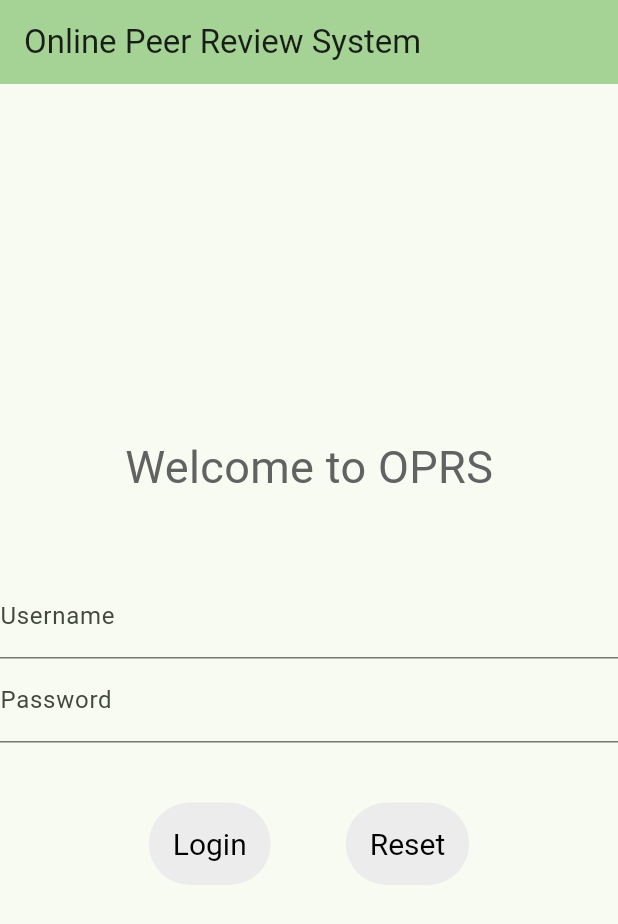
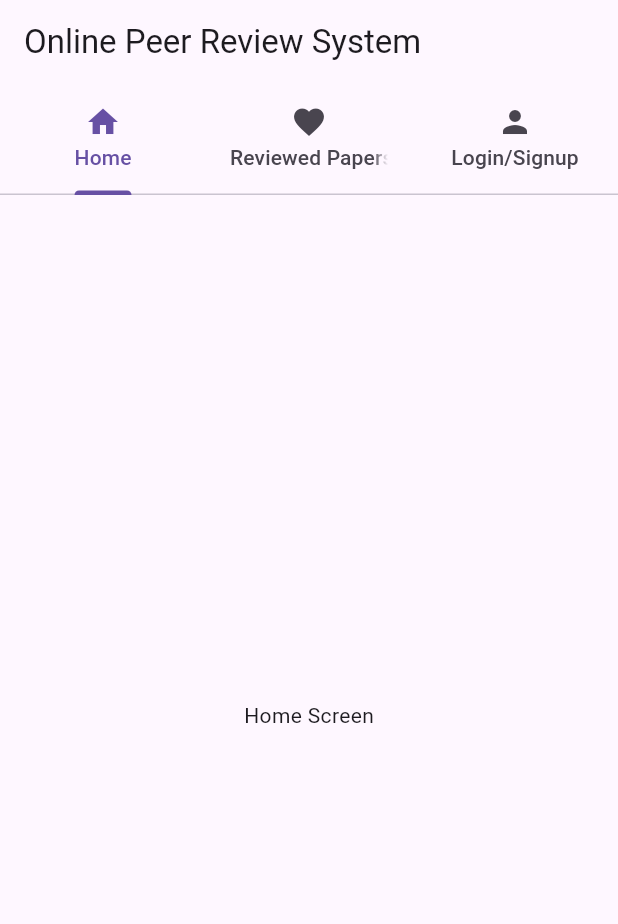
Before and after one commit to Strategists-SWS/OPRS, a Flutter app: the screen it shows after launch, on a phone screen of 412 x 824 dp. Shown: the top 924 px of the screen. Run offline on Flutter 3.47's test engine with Material 3 defaults, Android fonts, the phone set to English and light mode, and no system bars.

Commit message:
Added a navigation bar

```diff
--- a/oprs/lib/main.dart
+++ b/oprs/lib/main.dart
@@ -1,51 +1,86 @@
 import 'package:flutter/material.dart';
-import 'user.dart' as ud;
+import 'package:oprs/public.dart';
 
-void main() {
-  runApp(const MyApp());
-}
+void main() => runApp(const MyApp());
 
 class MyApp extends StatelessWidget {
   const MyApp({super.key});
-
-  // This widget is the root of your application.
   @override
   Widget build(BuildContext context) {
     return MaterialApp(
-      title: 'Flutter Demo',
+      title: 'Online Peer Review System',
       theme: ThemeData(
-        colorScheme: ColorScheme.fromSeed(seedColor: const Color.fromARGB(255, 53, 254, 35)),
-        useMaterial3: true,
+        primarySwatch: Colors.blue,
       ),
-      home: const MyHomePage(title: 'Online Peer Review System'),
+      home: const MyHomePage(),
     );
   }
 }
 
+class MyHomePage extends StatefulWidget {
+  const MyHomePage({super.key});
+  @override
+  // ignore: library_private_types_in_public_api
+  _MyHomePageState createState() => _MyHomePageState();
+}
 
+class _MyHomePageState extends State<MyHomePage> {
+  //int _currentIndex = 0;
 
-class MyHomePage extends StatefulWidget {
-  const MyHomePage({super.key, required this.title});
+  final List<Widget> _tabs = [
+    const HomeScreen(),
+    const Review(),
+    const LoginScreen(title: 'Login'),
+  ];
+
+  @override
+  Widget build(BuildContext context) {
+    return DefaultTabController(
+      length: _tabs.length,
+      child: Scaffold(
+        appBar: AppBar(
+          title: const Text('Online Peer Review System'),
+          shadowColor: Colors.blue,
+          bottom: const TabBar(
+            tabs: [
+              Tab(icon: Icon(Icons.home), text: 'Home'),
+              Tab(icon: Icon(Icons.favorite), text: 'Reviewed Papers'),
+              Tab(icon: Icon(Icons.person), text: 'Login/Signup'),
+            ],
+          ),
+        ),
+        body: TabBarView(
+          children: _tabs,
+        ),
+      ),
+    );
+  }
+}
+
+class HomeScreen extends StatelessWidget {
+  const HomeScreen({super.key});
+  @override
+  Widget build(BuildContext context) {
+    return const Center(
+      child: Text('Home Screen'),
+    );
+  }
+}
+
+class LoginScreen extends StatefulWidget {
+  const LoginScreen({super.key, required this.title});
   final String title;
 
   @override
-  State<MyHomePage> createState() => _MyHomePageState();
+  State<LoginScreen> createState() => MyLoginPage();
 }
 
-class _MyHomePageState extends State<MyHomePage> {
+class MyLoginPage extends State<LoginScreen> {
   final username = TextEditingController();
   final password = TextEditingController();
 
-  void login(){
-    for(int i=0;i<ud.users.length;i++)
-    {
-      if(ud.users[i].username!=username.text)
-      print('Username Mismatch');
-      else if(ud.users[i].password!=password.text)
-      print('Password Mismatch');
-      else
-      print('Match');
-    }
+  void login() {
+    print("here");
   }
 
   @override
@@ -60,9 +95,9 @@ class _MyHomePageState extends State<MyHomePage> {
           mainAxisAlignment: MainAxisAlignment.center,
           children: <Widget>[
             const Text(
-              style: TextStyle(fontSize: 30, color: Color.fromARGB(255, 98, 98, 98)),
-              'Welcome to OPRS'
-            ),
+                style: TextStyle(
+                    fontSize: 30, color: Color.fromARGB(255, 98, 98, 98)),
+                'Welcome to OPRS'),
             const SizedBox(
               height: 50,
             ),
@@ -70,9 +105,7 @@ class _MyHomePageState extends State<MyHomePage> {
               width: 1000.0,
               child: TextFormField(
                 decoration: const InputDecoration(
-                border: UnderlineInputBorder(),
-                labelText: 'Username'
-              ),
+                    border: UnderlineInputBorder(), labelText: 'Username'),
                 controller: username,
               ),
             ),
@@ -80,16 +113,12 @@ class _MyHomePageState extends State<MyHomePage> {
               width: 1000.0,
               child: TextFormField(
                 decoration: const InputDecoration(
-                border: UnderlineInputBorder(),
-                labelText: 'Password'
-              ),
+                    border: UnderlineInputBorder(), labelText: 'Password'),
                 controller: password,
                 obscureText: true,
               ),
             ),
-          const SizedBox(
-            height: 40
-          ),
+            const SizedBox(height: 40),
             Row(
               mainAxisAlignment: MainAxisAlignment.center,
               children: <Widget>[
@@ -113,7 +142,10 @@ class _MyHomePageState extends State<MyHomePage> {
                     padding: const EdgeInsets.all(16.0),
                     textStyle: const TextStyle(fontSize: 20),
                   ),
-                  onPressed: () {username.text='';password.text='';},
+                  onPressed: () {
+                    username.text = '';
+                    password.text = '';
+                  },
                   child: const Text('Reset'),
                 ),
               ],
```
Also changed, not shown: oprs/lib/public.dart (added, +59 -0 lines), 2 other files. Lines whose indentation alone changed are shown as unchanged.
